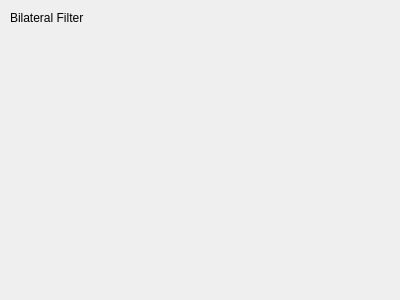
Above: bilateral_tab.ui from SebLeh/IAI before the change. Below: the same form after it.
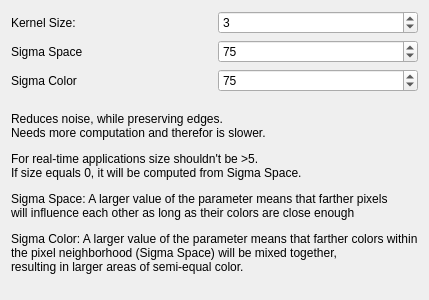
That is the form after the change.

Commit message: implemented thresh, smooth, gauss, median, bilateral, opening, closing

```diff
--- a/bilateral_tab.ui
+++ b/bilateral_tab.ui
@@ -13,19 +13,69 @@
   <property name="windowTitle">
    <string>Form</string>
   </property>
-  <widget class="QLabel" name="label">
-   <property name="geometry">
-    <rect>
-     <x>10</x>
-     <y>10</y>
-     <width>81</width>
-     <height>16</height>
-    </rect>
-   </property>
-   <property name="text">
-    <string>Bilateral Filter</string>
-   </property>
-  </widget>
+  <layout class="QGridLayout" name="gridLayout">
+   <item row="1" column="0">
+    <widget class="QLabel" name="label_3">
+     <property name="text">
+      <string>Sigma Space</string>
+     </property>
+    </widget>
+   </item>
+   <item row="0" column="0">
+    <widget class="QLabel" name="label_2">
+     <property name="text">
+      <string>Kernel Size:</string>
+     </property>
+    </widget>
+   </item>
+   <item row="1" column="1">
+    <widget class="QSpinBox" name="sigmaSpace">
+     <property name="maximum">
+      <number>255</number>
+     </property>
+     <property name="value">
+      <number>75</number>
+     </property>
+    </widget>
+   </item>
+   <item row="0" column="1">
+    <widget class="QSpinBox" name="size">
+     <property name="minimum">
+      <number>1</number>
+     </property>
+     <property name="singleStep">
+      <number>2</number>
+     </property>
+     <property name="value">
+      <number>3</number>
+     </property>
+    </widget>
+   </item>
+   <item row="3" column="0" colspan="2">
+    <widget class="QLabel" name="label">
+     <property name="text">
+      <string>&lt;html&gt;&lt;head/&gt;&lt;body&gt;&lt;p&gt;Reduces noise, while preserving edges.&lt;br/&gt;Needs more computation and therefor is slower.&lt;/p&gt;&lt;p&gt;For real-time applications size shouldn't be &amp;gt;5.&lt;br/&gt;If size equals 0, it will be computed from Sigma Space.&lt;/p&gt;&lt;p&gt;Sigma Space: A larger value of the parameter means that farther pixels&lt;br/&gt;will influence each other as long as their colors are close enough&lt;/p&gt;&lt;p&gt;Sigma Color: A larger value of the parameter means that farther colors within&lt;br/&gt;the pixel neighborhood (Sigma Space) will be mixed together, &lt;br/&gt;resulting in larger areas of semi-equal color.&lt;/p&gt;&lt;/body&gt;&lt;/html&gt;</string>
+     </property>
+    </widget>
+   </item>
+   <item row="2" column="0">
+    <widget class="QLabel" name="label_4">
+     <property name="text">
+      <string>Sigma Color</string>
+     </property>
+    </widget>
+   </item>
+   <item row="2" column="1">
+    <widget class="QSpinBox" name="sigmaColor">
+     <property name="maximum">
+      <number>255</number>
+     </property>
+     <property name="value">
+      <number>75</number>
+     </property>
+    </widget>
+   </item>
+  </layout>
  </widget>
  <resources/>
  <connections/>
```
The commit also changes 49 other files.
